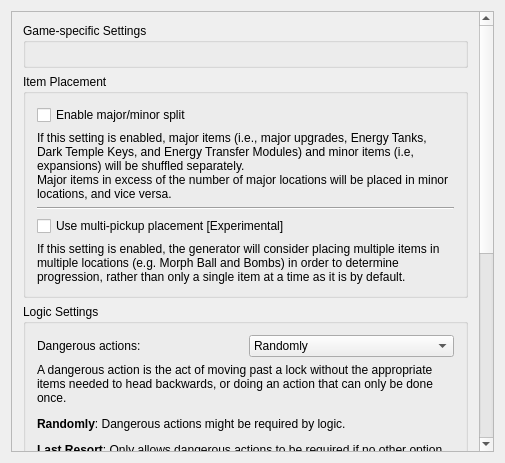
Before: the Qt Designer form randovania/gui/ui_files/preset_generation.ui in randovania/randovania, drawn with Qt 5.
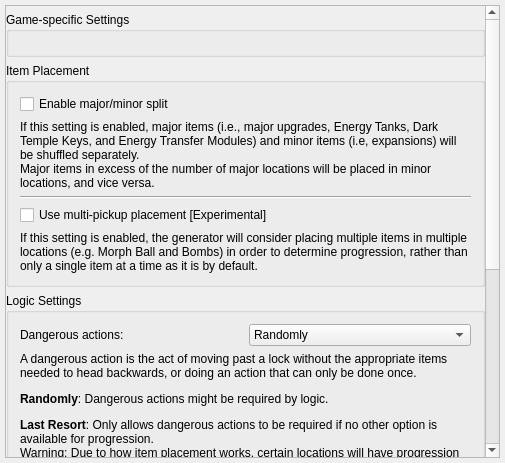
After: the same form once the commit is applied.

Commit message: Layout improvements in Generation tab

```diff
--- a/randovania/gui/ui_files/preset_generation.ui
+++ b/randovania/gui/ui_files/preset_generation.ui
@@ -21,6 +21,18 @@
     </size>
    </property>
    <layout class="QVBoxLayout" name="verticalLayout">
+    <property name="leftMargin">
+     <number>5</number>
+    </property>
+    <property name="topMargin">
+     <number>5</number>
+    </property>
+    <property name="rightMargin">
+     <number>5</number>
+    </property>
+    <property name="bottomMargin">
+     <number>5</number>
+    </property>
     <item>
      <widget class="QScrollArea" name="scrollArea">
       <property name="widgetResizable">
@@ -31,11 +43,23 @@
         <rect>
          <x>0</x>
          <y>0</y>
-         <width>471</width>
-         <height>733</height>
+         <width>479</width>
+         <height>813</height>
         </rect>
        </property>
        <layout class="QVBoxLayout" name="verticalLayout_3">
+        <property name="leftMargin">
+         <number>0</number>
+        </property>
+        <property name="topMargin">
+         <number>6</number>
+        </property>
+        <property name="rightMargin">
+         <number>0</number>
+        </property>
+        <property name="bottomMargin">
+         <number>0</number>
+        </property>
         <item>
          <widget class="QGroupBox" name="game_specific_group">
           <property name="title">
```
Left out of the diff: 4 changed lines with no effect on the pictures. The commit also changes 1 other file.
